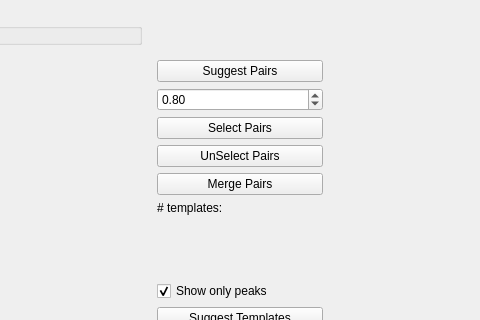
spyking-circus/spyking-circus, file circus/qt_GUI/qt_merge.ui: the form before one commit; both pictures show x 361 to 841 and y 0 to 320 of the 978 by 625 pixel window.
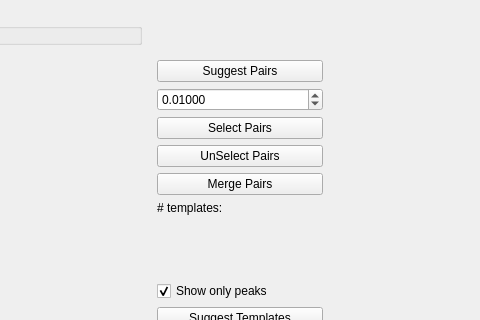
The form after the commit. Icons and pictures are not drawn. Custom widgets are drawn as their Qt base class.

```diff
--- a/circus/qt_GUI/qt_merge.ui
+++ b/circus/qt_GUI/qt_merge.ui
@@ -303,6 +303,9 @@
        </item>
        <item>
         <widget class="QDoubleSpinBox" name="get_suggest_value">
+         <property name="decimals">
+          <number>5</number>
+         </property>
          <property name="minimum">
           <double>0.000000000000000</double>
          </property>
@@ -313,7 +316,7 @@
           <double>0.050000000000000</double>
          </property>
          <property name="value">
-          <double>0.800000000000000</double>
+          <double>0.010000000000000</double>
          </property>
         </widget>
        </item>
```
Left out of the diff: 2 changed lines with no effect on the pictures.
